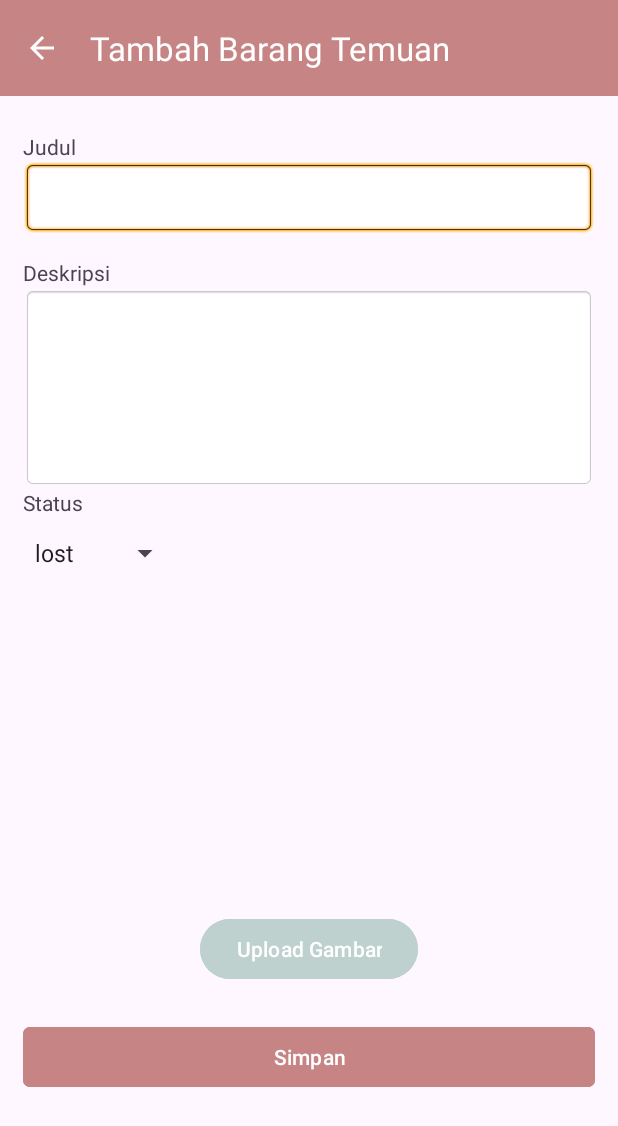
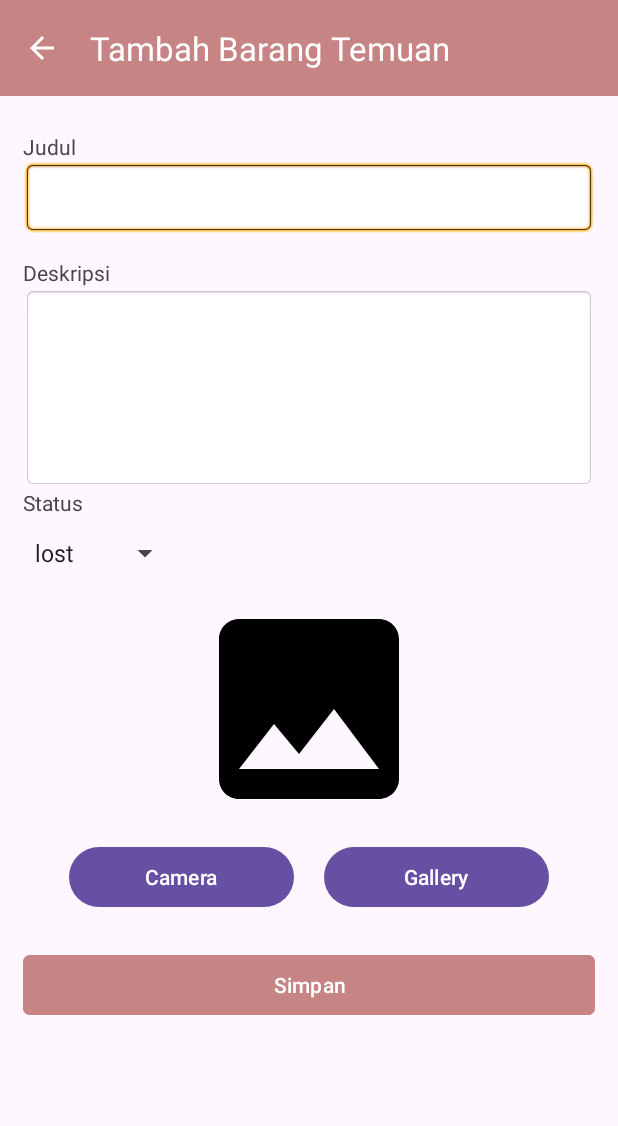
Before and after one commit to ifs21049-itdel/lostandfound, an Android app: the LostFoundManageActivity screen opened directly, with no data from a screen before it, on a phone screen of 412 x 824 dp. Shown: the top 1126 px of the screen. Run offline under Robolectric (Android 15) with nearby library versions, the phone set to English and light mode, and no system bars; network calls fail; pictures from the network do not load.

Commit message:
Tantangan Prak-11

```diff
--- a/app/src/main/AndroidManifest.xml
+++ b/app/src/main/AndroidManifest.xml
@@ -3,6 +3,9 @@
     xmlns:tools="http://schemas.android.com/tools">
 
     <uses-permission android:name="android.permission.INTERNET" />
+    <uses-permission
+        android:name="android.permission.WRITE_EXTERNAL_STORAGE"
+        android:maxSdkVersion="28"/>
 
     <application
         android:allowBackup="true"
--- a/app/src/main/res/layout/activity_lost_found_manage.xml
+++ b/app/src/main/res/layout/activity_lost_found_manage.xml
@@ -75,24 +75,37 @@
                 app:layout_constraintTop_toBottomOf="@+id/textView5" />
 
             <ImageView
-                android:id="@+id/ivSelectedImage"
-                android:layout_width="wrap_content"
-                android:layout_height="200sp"
+                android:id="@+id/ivLostFoundManageCover"
+                android:layout_width="0dp"
+                android:layout_height="160dp"
                 app:layout_constraintEnd_toEndOf="parent"
                 app:layout_constraintStart_toStartOf="parent"
                 app:layout_constraintTop_toBottomOf="@+id/etLostFoundManageStatus"
-                tools:srcCompat="@drawable/lostfound" />
+                android:src="@drawable/ic_image_24" />
 
-            <Button
-                android:id="@+id/btnLostFoundImage"
-                android:layout_width="wrap_content"
+            <LinearLayout
+                android:id="@+id/llLostFoundManageActionCover"
+                android:layout_width="match_parent"
                 android:layout_height="wrap_content"
-                android:layout_marginTop="16dp"
-                android:text="Upload Gambar"
-                android:backgroundTint="@color/main"
+                android:layout_marginTop="8dp"
+                android:gravity="center_horizontal"
+                android:orientation="horizontal"
                 app:layout_constraintEnd_toEndOf="parent"
                 app:layout_constraintStart_toStartOf="parent"
-                app:layout_constraintTop_toBottomOf="@+id/ivSelectedImage" />
+                app:layout_constraintTop_toBottomOf="@+id/ivLostFoundManageCover">
+                <Button
+                    android:id="@+id/btnLostFoundManageCamera"
+                    android:layout_width="150dp"
+                    android:layout_height="wrap_content"
+                    android:layout_marginEnd="10dp"
+                    android:text="Camera" />
+                <Button
+                    android:id="@+id/btnLostFoundManageGallery"
+                    android:layout_width="150dp"
+                    android:layout_height="wrap_content"
+                    android:layout_marginStart="10dp"
+                    android:text="Gallery" />
+            </LinearLayout>
 
             <EditText
                 android:id="@+id/etLostFoundManageTitle"
@@ -134,7 +147,7 @@
                 app:layout_constraintEnd_toEndOf="parent"
                 app:layout_constraintHorizontal_bias="0.0"
                 app:layout_constraintStart_toStartOf="parent"
-                app:layout_constraintTop_toBottomOf="@+id/btnLostFoundImage" />
+                app:layout_constraintTop_toBottomOf="@+id/llLostFoundManageActionCover" />
 
             <ProgressBar
                 android:id="@+id/pbLostFoundManage"
```
Also changed, not shown: app/src/main/java/com/ifs21049/lostandfound/data/remote/retrofit/IApiService.kt (+10 -0 lines), app/src/main/java/com/ifs21049/lostandfound/data/repository/LostFoundRepository.kt (+21 -0 lines), app/src/main/java/com/ifs21049/lostandfound/helper/MyImages.kt (added, +105 -0 lines), app/src/main/java/com/ifs21049/lostandfound/presentation/lostfound/LostFoundDetailActivity.kt (+12 -0 lines), app/src/main/java/com/ifs21049/lostandfound/presentation/lostfound/LostFoundManageActivity.kt (+118 -21 lines), app/src/main/java/com/ifs21049/lostandfound/presentation/lostfound/LostFoundViewModel.kt (+9 -0 lines), app/src/main/res/layout/activity_lost_found_detail.xml (+7 -7 lines).
